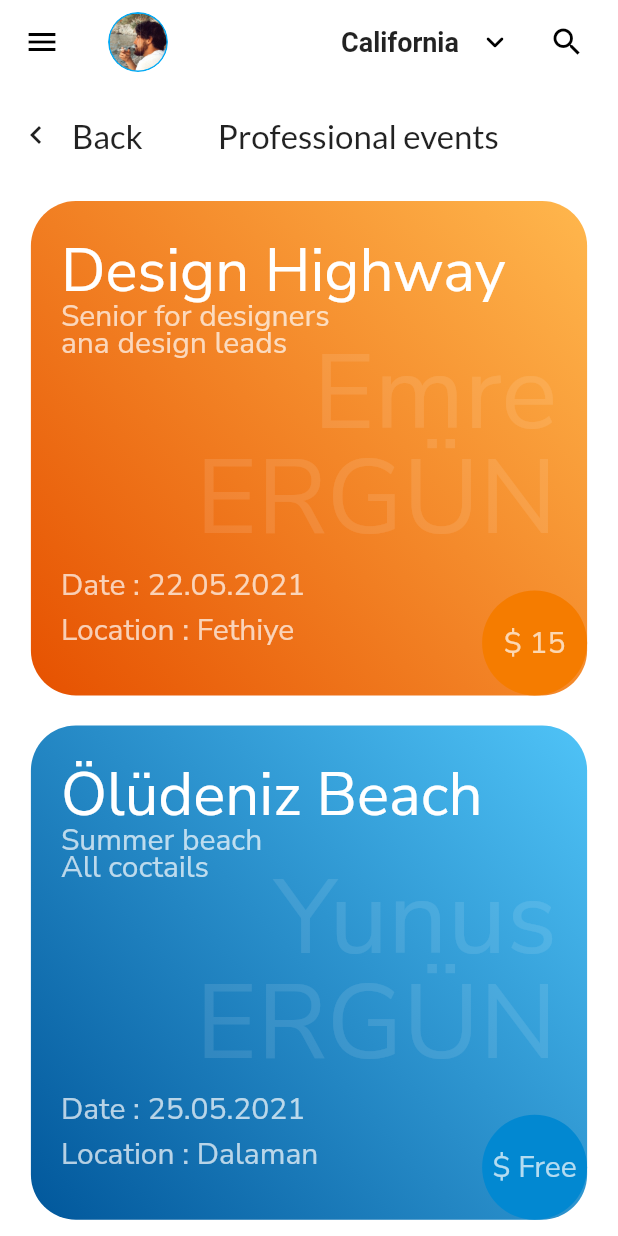
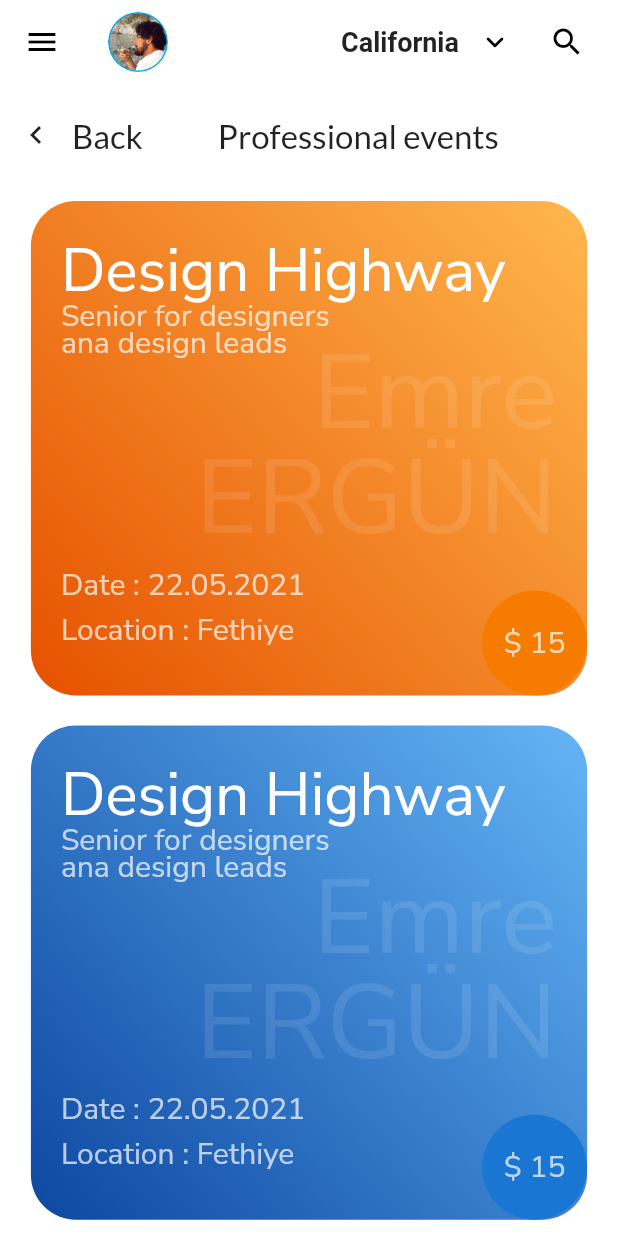
Before and after one commit to EmreCompEng/ui_examples, a Flutter app: the screen it shows after launch, on a phone screen of 412 x 824 dp. Run offline on Flutter 3.47's test engine with Material 2 defaults, Android fonts, the phone set to English and light mode, and no system bars; our stand-ins replace google_fonts.

Commit message:
Animated Custom Card Added

```diff
--- a/lib/ui/main/main.dart
+++ b/lib/ui/main/main.dart
@@ -2,6 +2,7 @@ import 'package:flutter/cupertino.dart';
 import 'package:flutter/material.dart';
 import 'package:flutter/painting.dart';
 import 'package:google_fonts/google_fonts.dart';
+import 'package:ui_examples/ui/main/AnimatedPage.dart';
 
 void main() {
   runApp(MyApp());
@@ -34,8 +35,19 @@ class MyHomePage extends StatefulWidget {
 class _MyHomePageState extends State<MyHomePage> {
   GlobalKey<ScaffoldState> _drawerKey = GlobalKey();
 
+  // CardView height
+  double _cardHeight = 50;
+  double _cardWidht  = 50;
+
+
   @override
   Widget build(BuildContext context) {
+
+    // CardView height
+    this._cardHeight = MediaQuery.of(context).size.height * 0.40;
+    this._cardWidht =  MediaQuery.of(context).size.width  * 0.90;
+
+
     return Scaffold(
       key: _drawerKey,
       appBar: buildAppBar(),
@@ -52,6 +64,7 @@ class _MyHomePageState extends State<MyHomePage> {
           buildCardview(
               context,
               Colors.orange,
+              _cardHeight,
               "Design Highway",
               "Senior for designers\nana design leads",
               "22.05.2021",
@@ -60,25 +73,8 @@ class _MyHomePageState extends State<MyHomePage> {
               "Emre\nERGÜN"),
           buildCardview(
               context,
-              Colors.lightBlue,
-              "Ölüdeniz Beach",
-              "Summer beach\nAll coctails",
-              "25.05.2021",
-              "Dalaman",
-              "Free",
-              "Yunus\nERGÜN"),
-          buildCardview(
-              context,
-              Colors.lightGreen,
-              "Design Highway",
-              "Senior for designers\nana design leads",
-              "22.05.2021",
-              "Fethiye",
-              "15",
-              "Emre\nERGÜN"),
-          buildCardview(
-              context,
-              Colors.purple,
+              Colors.blue,
+              _cardHeight,
               "Design Highway",
               "Senior for designers\nana design leads",
               "22.05.2021",
@@ -119,30 +115,43 @@ class _MyHomePageState extends State<MyHomePage> {
               decoration: BoxDecoration(
                 color: Colors.blueGrey,
               ),
-            child: buildCircleImage(100)
-          ),
+              child: buildCircleImage(100)),
           ListTile(
-            title: Text('Item 1'),
+            title: Text('Main Screen'),
             onTap: () {
               // Update the state of the app.
               // ...
             },
           ),
           ListTile(
-            title: Text('Item 2'),
-            onTap: () {
-              // Update the state of the app.
-              // ...
-            },
+            title: Text('Second Page'),
+            onTap: () {},
           ),
         ],
       ),
     );
   }
 
+  Route _createRoute() {
+    return PageRouteBuilder(
+      pageBuilder: (context, animation, secondaryAnimation) => AnimatedPage(),
+      transitionsBuilder: (context, animation, secondaryAnimation, child) {
+        var begin = Offset(0.0, 1.0);
+        var end = Offset.zero;
+        var tween = Tween(begin: begin, end: end);
+        var offsetAnimation = animation.drive(tween);
+        return SlideTransition(
+          position: offsetAnimation,
+          child: child,
+        );
+      },
+    );
+  }
+
   Center buildCardview(
       BuildContext context,
       MaterialColor materialColor,
+      double height,
       String header,
       String subHeader,
       String date,
@@ -150,10 +159,14 @@ class _MyHomePageState extends State<MyHomePage> {
       String price,
       String cardName) {
     return Center(
+      child: InkWell(
+        onTap: () {
+          Navigator.of(context).push(MaterialPageRoute(builder: (context)=> AnimatedPage()));
+        },
         child: Container(
           margin: EdgeInsets.only(top: 10, bottom: 10),
-        height: MediaQuery.of(context).size.height * 0.40,
-        width: MediaQuery.of(context).size.width * 0.9,
+          height: height,
+          width:  _cardWidht,
           decoration: BoxDecoration(
               borderRadius: BorderRadius.circular(30),
               color: Colors.orange,
@@ -238,6 +251,7 @@ class _MyHomePageState extends State<MyHomePage> {
             ],
           ),
         ),
+      ),
     );
   }
 
@@ -310,17 +324,15 @@ class _MyHomePageState extends State<MyHomePage> {
           Container(
             height: size,
             width: size,
-            decoration: BoxDecoration(
-              color: Colors.lightBlue,
-              shape: BoxShape.circle
-            ),
+            decoration:
+                BoxDecoration(color: Colors.lightBlue, shape: BoxShape.circle),
           ),
           ClipRRect(
             borderRadius: BorderRadius.circular(size),
             child: Image.asset(
               'assets/images/emre.png',
-              height: size*0.95,
-              width: size*0.95,
+              height: size * 0.95,
+              width: size * 0.95,
               fit: BoxFit.cover,
             ),
           ),
```
Also changed, not shown: lib/ui/main/AnimatedPage.dart (added, +80 -0 lines). Lines whose indentation alone changed are shown as unchanged.
